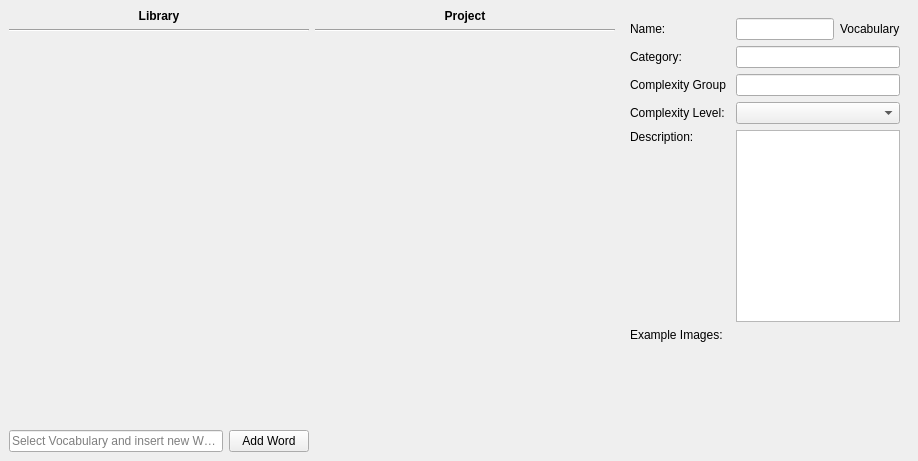
Old version of the form qt_ui/VocabularyManager.ui in the repository FilmColors/VIAN.
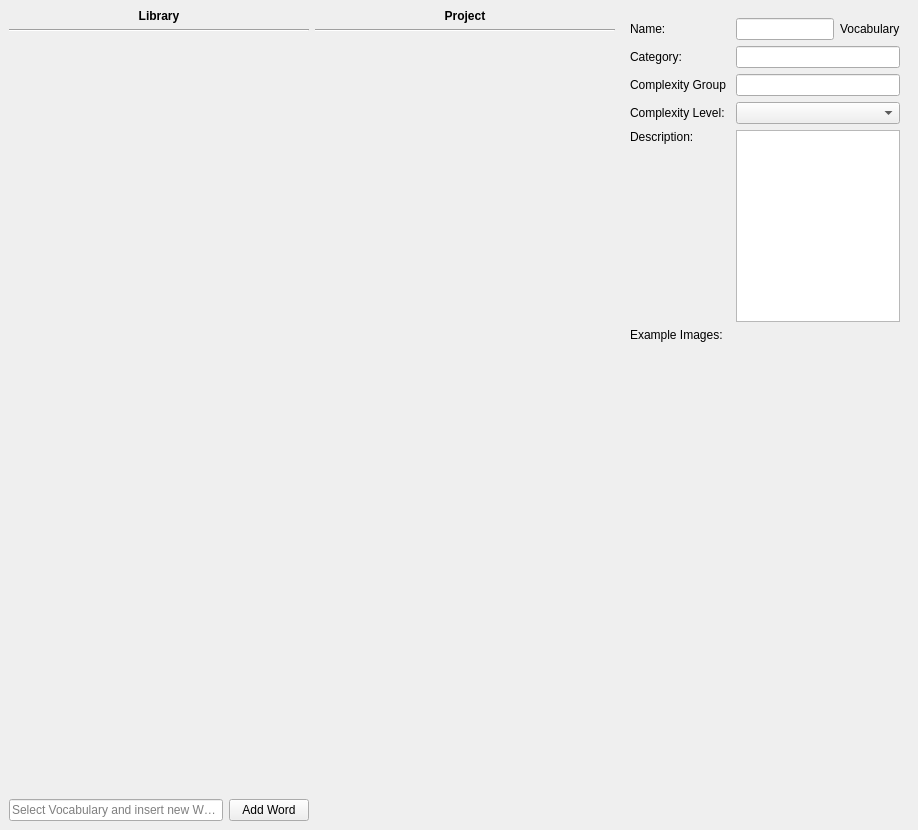
New version of the form.

Diff of the .ui file:
```diff
--- a/qt_ui/VocabularyManager.ui
+++ b/qt_ui/VocabularyManager.ui
@@ -7,7 +7,7 @@
     <x>0</x>
     <y>0</y>
     <width>918</width>
-    <height>461</height>
+    <height>830</height>
    </rect>
   </property>
   <property name="windowTitle">
```
